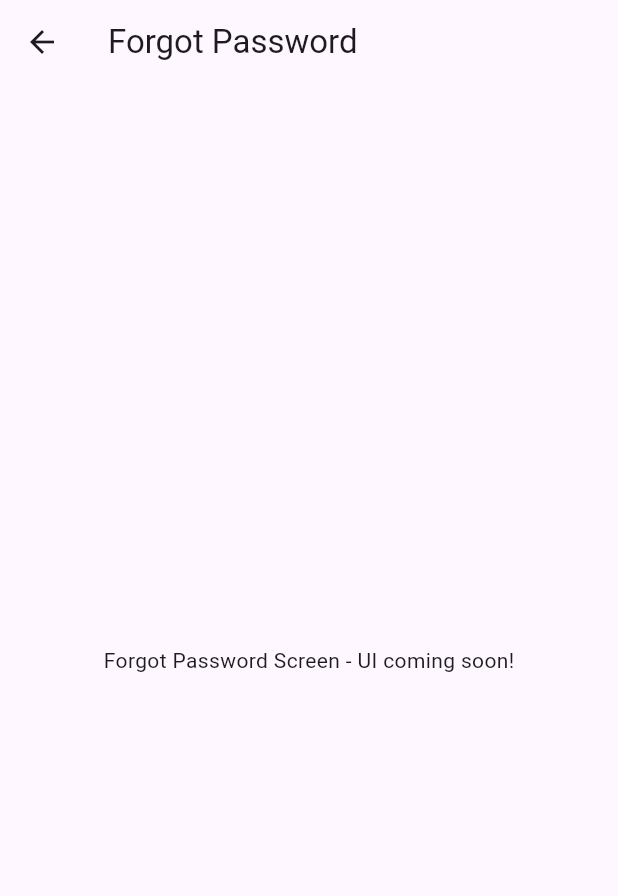
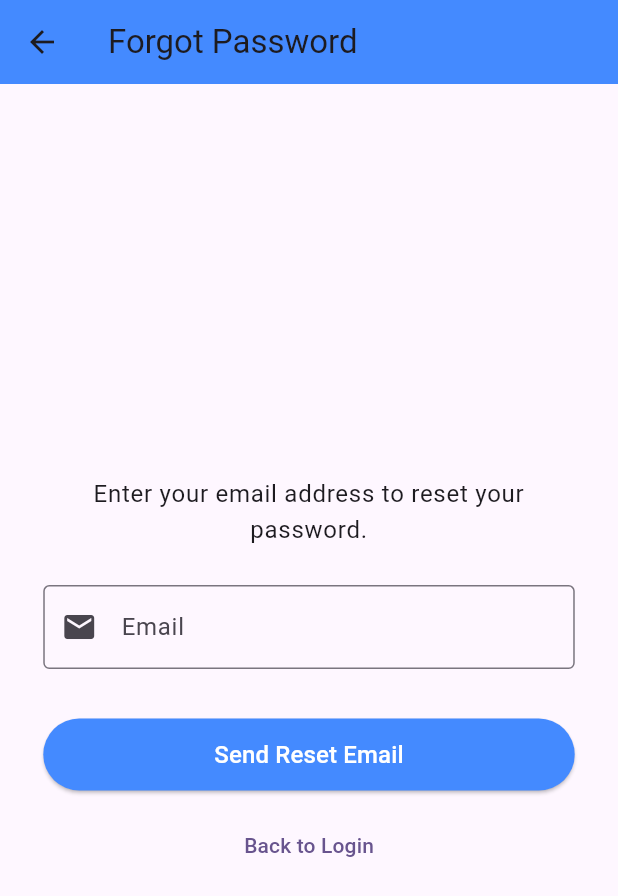
Before and after one commit to adyan5786/Smart-Curricular-Activity-Attendance-App, a Flutter app: the ForgotPasswordScreen screen opened directly, on a phone screen of 412 x 824 dp. Shown: the top 896 px of the screen. Run offline on Flutter 3.47's test engine with Material 3 defaults, Android fonts, the phone set to English and light mode, and no system bars; our stand-ins replace cloud_firestore, firebase_auth, firebase_core; accounts and stored records are empty.

Commit message:
feat: completed forgot password screen with email verification and password update

```diff
--- a/lib/screens/forgot_password_screen.dart
+++ b/lib/screens/forgot_password_screen.dart
@@ -1,16 +1,134 @@
 import 'package:flutter/material.dart';
+import 'package:smart_curricular_activity_attendance_app/services/auth_service.dart';
 
-class ForgotPasswordScreen extends StatelessWidget {
+class ForgotPasswordScreen extends StatefulWidget {
   const ForgotPasswordScreen({super.key});
 
   @override
+  State<ForgotPasswordScreen> createState() => _ForgotPasswordScreenState();
+}
+
+class _ForgotPasswordScreenState extends State<ForgotPasswordScreen> {
+  final _formKey = GlobalKey<FormState>();
+  final AuthService _authService = AuthService();
+  final TextEditingController _emailController = TextEditingController();
+
+  bool _isLoading = false;
+
+  @override
+  void dispose() {
+    _emailController.dispose();
+    super.dispose();
+  }
+
+  void _sendResetEmail() async {
+    if (_formKey.currentState!.validate()) {
+      setState(() => _isLoading = true);
+
+      try {
+        await _authService.sendPasswordResetEmail(_emailController.text.trim());
+        setState(() => _isLoading = false);
+
+        if (!mounted) return;
+        ScaffoldMessenger.of(context).showSnackBar(
+          const SnackBar(content: Text('Password reset email sent!')),
+        );
+        Navigator.of(context).pop();
+      } catch (e) {
+        setState(() => _isLoading = false);
+        if (!mounted) return;
+        ScaffoldMessenger.of(context).showSnackBar(
+          SnackBar(content: Text('Failed to send reset email. Please try again.')),
+        );
+      }
+    }
+  }
+
+  @override
   Widget build(BuildContext context) {
-    return Scaffold(
-      appBar: AppBar(
-        title: const Text('Forgot Password'),
-      ),
-      body: const Center(
-        child: Text('Forgot Password Screen - UI coming soon!'),
+    final double screenWidth = MediaQuery.of(context).size.width;
+    final double screenHeight = MediaQuery.of(context).size.height;
+    final double horizontalPadding = screenWidth * 0.07;
+
+    return SafeArea(
+      child: Scaffold(
+        appBar: AppBar(
+          title: const Text('Forgot Password'),
+          backgroundColor: Colors.blueAccent,
+        ),
+        body: Center(
+          child: SingleChildScrollView(
+            child: Padding(
+              padding: EdgeInsets.symmetric(horizontal: horizontalPadding),
+              child: ConstrainedBox(
+                constraints: const BoxConstraints(
+                  maxWidth: 400,
+                ),
+                child: Form(
+                  key: _formKey,
+                  child: Column(
+                    crossAxisAlignment: CrossAxisAlignment.stretch,
+                    children: [
+                      SizedBox(height: screenHeight * 0.05),
+                      Text(
+                        'Enter your email address to reset your password.',
+                        style: Theme.of(context).textTheme.bodyLarge,
+                        textAlign: TextAlign.center,
+                      ),
+                      SizedBox(height: screenHeight * 0.03),
+                      TextFormField(
+                        controller: _emailController,
+                        decoration: const InputDecoration(
+                          labelText: 'Email',
+                          prefixIcon: Icon(Icons.email),
+                          border: OutlineInputBorder(),
+                        ),
+                        keyboardType: TextInputType.emailAddress,
+                        validator: (value) {
+                          if (value == null || value.isEmpty) {
+                            return 'Please enter your email';
+                          }
+                          if (!RegExp(r'\S+@\S+\.\S+').hasMatch(value)) {
+                            return 'Please enter a valid email address';
+                          }
+                          return null;
+                        },
+                      ),
+                      SizedBox(height: screenHeight * 0.04),
+                      ElevatedButton(
+                        style: ElevatedButton.styleFrom(
+                          minimumSize: const Size(double.infinity, 48),
+                          backgroundColor: Colors.blueAccent,
+                          foregroundColor: Colors.white,
+                          shape: RoundedRectangleBorder(
+                            borderRadius: BorderRadius.circular(24),
+                          ),
+                        ),
+                        onPressed: _isLoading ? null : _sendResetEmail,
+                        child: _isLoading
+                            ? const SizedBox(
+                          height: 24,
+                          width: 24,
+                          child: CircularProgressIndicator(
+                            valueColor: AlwaysStoppedAnimation<Color>(Colors.white),
+                            strokeWidth: 2.5,
+                          ),
+                        )
+                            : const Text('Send Reset Email', style: TextStyle(fontSize: 16)),
+                      ),
+                      SizedBox(height: screenHeight * 0.015),
+                      TextButton(
+                        onPressed: () => Navigator.of(context).pop(),
+                        child: const Text('Back to Login'),
+                      ),
+                      SizedBox(height: screenHeight * 0.02),
+                    ],
+                  ),
+                ),
+              ),
+            ),
+          ),
+        ),
       ),
     );
   }
```
